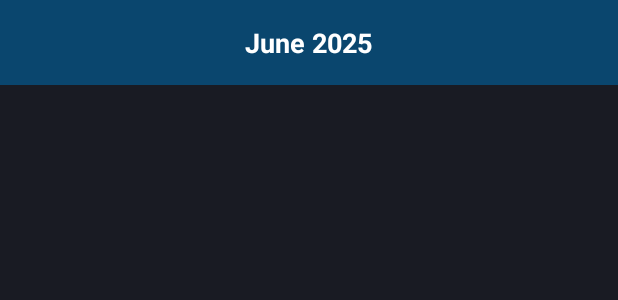
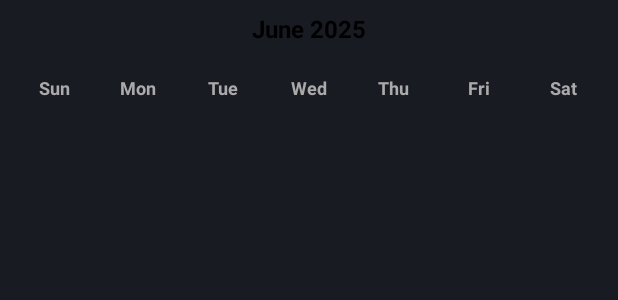
Before and after one commit to m0hamed-elnagar/Sheet_Compute, an Android app: the layout calendar_month_header_layout.xml on its own in the app's theme, with its tools: preview values and no code run, on a phone screen of 412 x 824 dp. Shown: the top 300 px of the screen. Run offline under Robolectric (Android 15) with nearby library versions, the phone set to English and light mode, and no system bars.

Commit message:
Refactor: Update calendar UI and logic
This commit introduces changes to the calendar's user interface and underlying logic.

Key changes:
- Removed `fragment_holiday_calendar.xml`.
- Modified `calendar_month_header_layout.xml` to include weekday headers and adjust month text view styling.
- Updated `CalendarSetup.kt` to apply background resources to a new `dayBackground` view instead of the `dayTextView` directly.
- Adjusted colors in `colors.xml` for `amber_500`.
- Changed background colors and corner radii in `working_day_bg.xml`, `weekend_bg.xml`, and `holiday_bg.xml`.
- Updated `custom_day_view.xml` to include a `dayBottomColorBar` view for day-specific coloring and adjusted the main day text view's styling and layout.
- Modified `fragment_holidays_calendar.xml` by removing the `TextView` for "التقويم" from the calendar card.

```diff
--- a/app/src/main/res/drawable/holiday_bg.xml
+++ b/app/src/main/res/drawable/holiday_bg.xml
@@ -1,5 +1,5 @@
 <?xml version="1.0" encoding="utf-8"?>
 <shape xmlns:android="http://schemas.android.com/apk/res/android">
-    <solid android:color="@color/amber_500" />
+    <solid android:color="#FFCCBC" />
     <corners android:radius="8dp" />
 </shape>
--- a/app/src/main/res/drawable/weekend_bg.xml
+++ b/app/src/main/res/drawable/weekend_bg.xml
@@ -1,4 +1,4 @@
 <shape xmlns:android="http://schemas.android.com/apk/res/android">
-    <solid android:color="#FFEBEE" /> <!-- Light red -->
+    <solid android:color="#BBDEFB" />
     <corners android:radius="12dp" />
 </shape>
--- a/app/src/main/res/drawable/working_day_bg.xml
+++ b/app/src/main/res/drawable/working_day_bg.xml
@@ -1,5 +1,5 @@
 <?xml version="1.0" encoding="utf-8"?>
 <shape xmlns:android="http://schemas.android.com/apk/res/android">
-    <solid android:color="@color/green_500" />
+    <solid android:color="#F5F5F5" />
     <corners android:radius="8dp" />
 </shape>
--- a/app/src/main/res/layout/calendar_month_header_layout.xml
+++ b/app/src/main/res/layout/calendar_month_header_layout.xml
@@ -1,18 +1,100 @@
 <?xml version="1.0" encoding="utf-8"?>
-<FrameLayout xmlns:android="http://schemas.android.com/apk/res/android"
-    xmlns:tools="http://schemas.android.com/tools"
+<LinearLayout xmlns:android="http://schemas.android.com/apk/res/android"
+    android:id="@+id/monthHeaderContainer"
     android:layout_width="match_parent"
     android:layout_height="wrap_content"
-    android:background="@color/colorPrimary"
-    android:padding="16dp">
+    android:orientation="vertical"
+    android:padding="8dp">
 
-<TextView
+    <TextView
         android:id="@+id/monthTextView"
-        android:layout_width="wrap_content"
+        android:layout_width="match_parent"
         android:layout_height="wrap_content"
-        android:layout_gravity="center"
-        android:textSize="18sp"
-        android:textColor="@android:color/white"
-        android:textStyle="bold"
-        tools:text="June 2025" />
-</FrameLayout>
+        android:layout_marginBottom="16dp"
+        android:gravity="center"
+        android:text="June 2025"
+        android:textColor="@color/black"
+        android:textSize="16sp"
+        android:textStyle="bold" />
+
+    <!-- Weekday headers -->
+    <LinearLayout
+        android:id="@+id/weekDaysRow"
+        android:layout_width="match_parent"
+        android:layout_height="wrap_content"
+        android:gravity="center"
+        android:orientation="horizontal"
+        android:paddingTop="4dp">
+
+        <!-- Repeat 7 days -->
+        <TextView
+            android:layout_width="0dp"
+            android:layout_height="wrap_content"
+            android:layout_weight="1"
+            android:gravity="center"
+            android:text="Sun"
+            android:textColor="@android:color/darker_gray"
+            android:textSize="12sp"
+            android:textStyle="bold" />
+
+        <TextView
+            android:layout_width="0dp"
+            android:layout_height="wrap_content"
+            android:layout_weight="1"
+            android:gravity="center"
+            android:text="Mon"
+            android:textColor="@android:color/darker_gray"
+            android:textSize="12sp"
+            android:textStyle="bold" />
+
+        <TextView
+            android:layout_width="0dp"
+            android:layout_height="wrap_content"
+            android:layout_weight="1"
+            android:gravity="center"
+            android:text="Tue"
+            android:textColor="@android:color/darker_gray"
+            android:textSize="12sp"
+            android:textStyle="bold" />
+
+        <TextView
+            android:layout_width="0dp"
+            android:layout_height="wrap_content"
+            android:layout_weight="1"
+            android:gravity="center"
+            android:text="Wed"
+            android:textColor="@android:color/darker_gray"
+            android:textSize="12sp"
+            android:textStyle="bold" />
+
+        <TextView
+            android:layout_width="0dp"
+            android:layout_height="wrap_content"
+            android:layout_weight="1"
+            android:gravity="center"
+            android:text="Thu"
+            android:textColor="@android:color/darker_gray"
+            android:textSize="12sp"
+            android:textStyle="bold" />
+
+        <TextView
+            android:layout_width="0dp"
+            android:layout_height="wrap_content"
+            android:layout_weight="1"
+            android:gravity="center"
+            android:text="Fri"
+            android:textColor="@android:color/darker_gray"
+            android:textSize="12sp"
+            android:textStyle="bold" />
+
+        <TextView
+            android:layout_width="0dp"
+            android:layout_height="wrap_content"
+            android:layout_weight="1"
+            android:gravity="center"
+            android:text="Sat"
+            android:textColor="@android:color/darker_gray"
+            android:textSize="12sp"
+            android:textStyle="bold" />
+    </LinearLayout>
+</LinearLayout>
--- a/app/src/main/res/layout/fragment_holidays_calendar.xml
+++ b/app/src/main/res/layout/fragment_holidays_calendar.xml
@@ -19,7 +19,6 @@
             android:layout_height="wrap_content"
             android:orientation="vertical"
             android:padding="16dp">
-
             <com.kizitonwose.calendar.view.CalendarView
                 android:id="@+id/calendarView"
                 android:layout_width="match_parent"
--- a/app/src/main/res/values/colors.xml
+++ b/app/src/main/res/values/colors.xml
@@ -15,7 +15,7 @@
 
     <color name="green_500">#4CAF50</color>
     <color name="red_500">#F44336</color>
-    <color name="amber_500">#FFC107</color>
+    <color name="amber_500">#FFF9C4</color>
 
     <color name="late_red">#C3C0C0</color>
     <color name="status_present">#E8F5E9</color>
```
Also changed, not shown: app/src/main/java/com/example/sheetcompute/ui/features/holidaysCalendar/calendar/CalendarSetup.kt (+6 -6 lines), app/src/main/res/layout/custom_day_view.xml (+21 -9 lines), app/src/main/res/layout/fragment_holiday_calendar.xml (deleted, +0 -171 lines).
